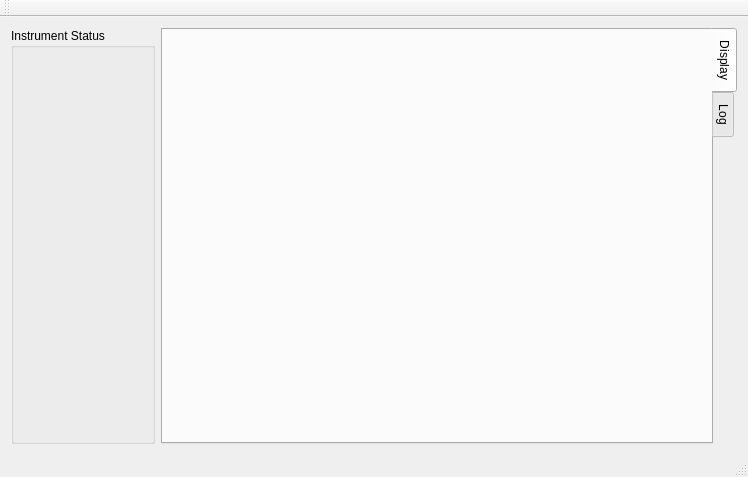
The window that mainwindow.ui (kncrabtree/nicerohms) describes before a commit, drawn with Qt 5.
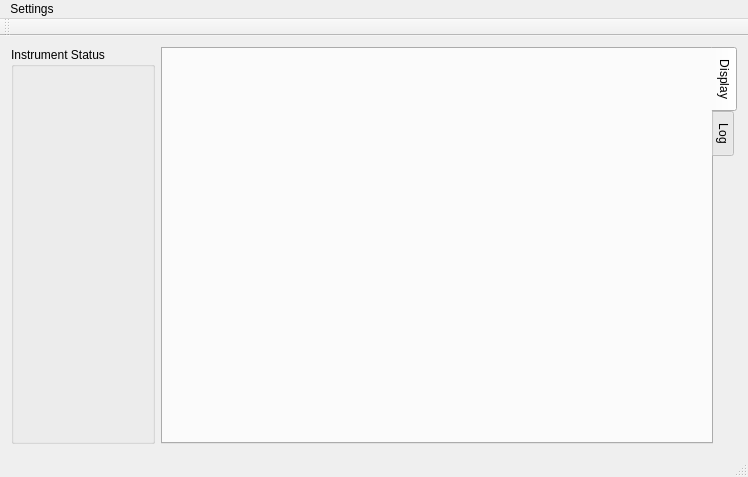
The same window after the commit. Custom widgets are drawn as their Qt base class.

Commit message: Added communication dialog from BlackChirp

Diff of the .ui file:
```diff
--- a/mainwindow.ui
+++ b/mainwindow.ui
@@ -67,6 +67,13 @@
      <height>19</height>
     </rect>
    </property>
+   <widget class="QMenu" name="menuSettings">
+    <property name="title">
+     <string>Settings</string>
+    </property>
+    <addaction name="actionCommunication"/>
+   </widget>
+   <addaction name="menuSettings"/>
   </widget>
   <widget class="QToolBar" name="mainToolBar">
    <attribute name="toolBarArea">
```
Left out of the diff: 8 changed lines with no effect on the pictures. The commit also changes 6 other files.
